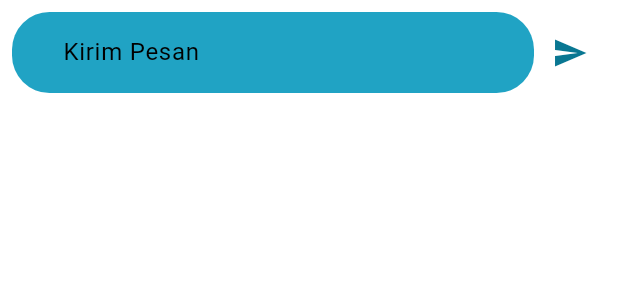
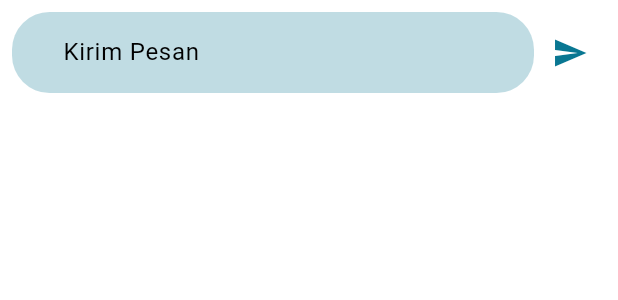
Before and after one commit to Hanzein/chatku, a Flutter app: the _MessageInput widget shown alone on an empty page, opened directly, on a phone screen of 412 x 824 dp. Shown: the top 300 px of the screen. Run offline on Flutter 3.47's test engine with Material 3 defaults, Android fonts, the phone set to English and light mode, and no system bars; our stand-ins replace bloc, cloud_firestore, equatable, firebase_auth, firebase_core, flutter_bloc; accounts and stored records are empty.

Commit message:
fix color on text input field on chatscreen

```diff
--- a/lib/chat/view/chat_view.dart
+++ b/lib/chat/view/chat_view.dart
@@ -138,7 +138,7 @@ class __MessageInputState extends State<_MessageInput> {
                   borderSide: BorderSide.none,
                 ),
                 filled: true,
-                fillColor: Color.fromARGB(255, 32, 163, 196),
+                fillColor: Color.fromARGB(65, 9, 119, 146),
                 contentPadding:
                     const EdgeInsets.symmetric(horizontal: 30, vertical: 15),
               ),
```
